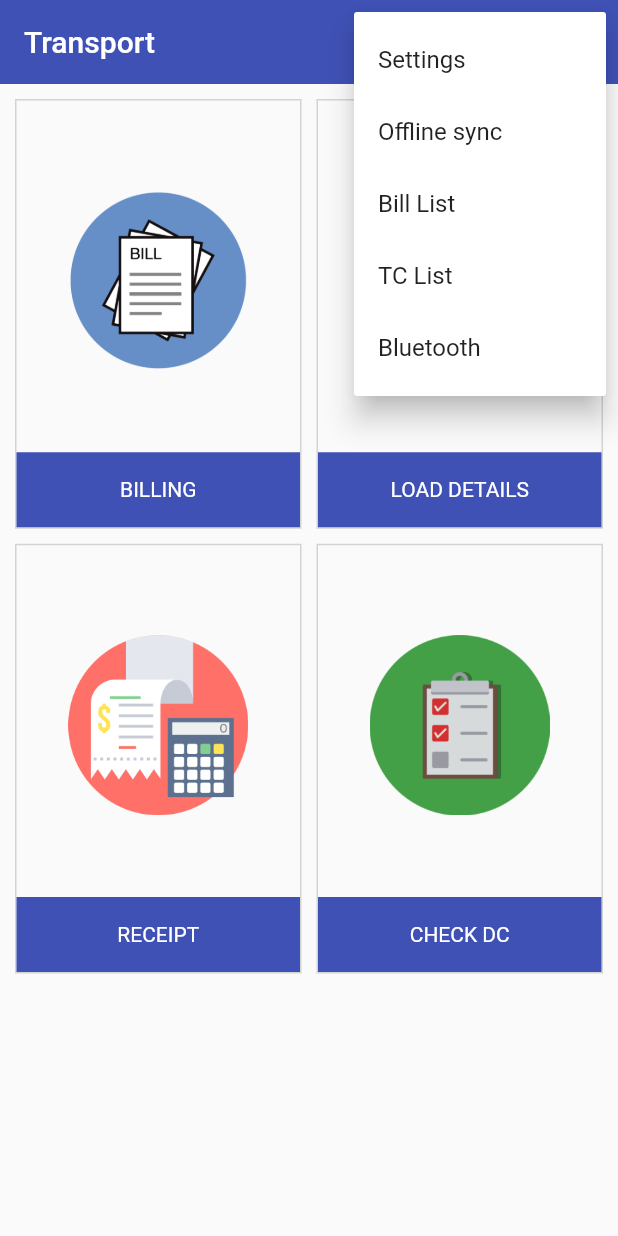
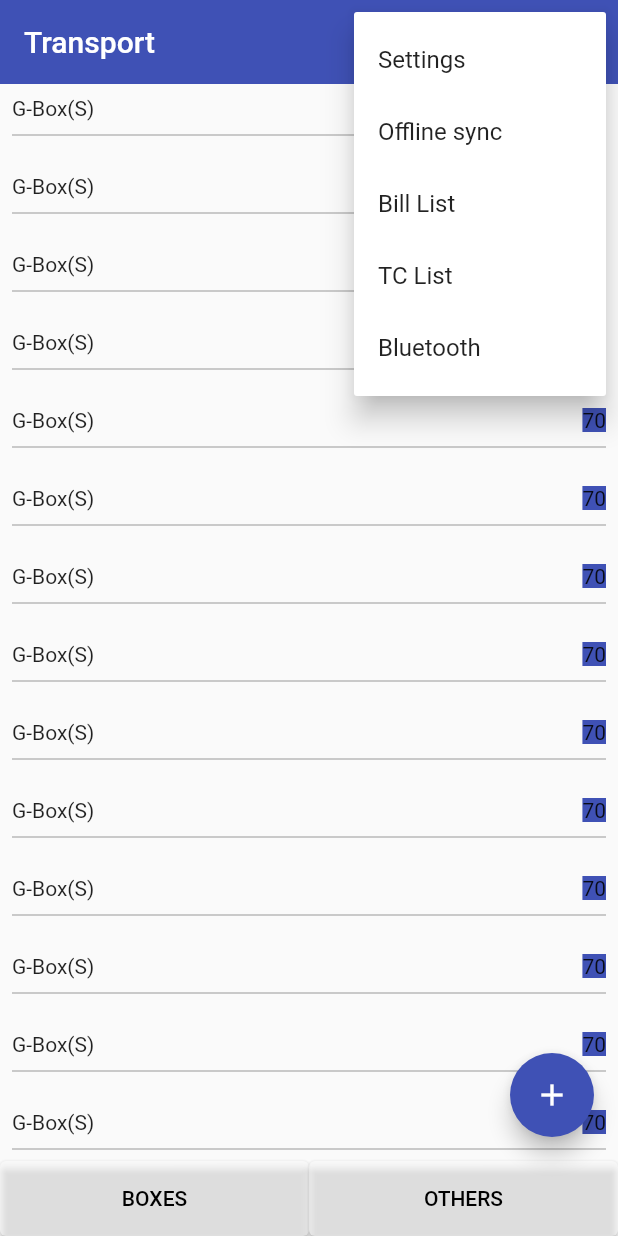
Before and after one commit to ojj18/Transport_app, a Flutter app: the DashboardScreen screen opened by its route, after a tap on the "more vert" icon, on a phone screen of 412 x 824 dp. Run offline on Flutter 3.47's test engine with Material 2 defaults, Android fonts, the phone set to English and light mode, and no system bars.

Commit message:
container

```diff
--- a/lib/Dashboard/dashboard_screen.dart
+++ b/lib/Dashboard/dashboard_screen.dart
@@ -1,5 +1,8 @@
+// ignore_for_file: prefer_const_constructors
+
 import 'package:flutter/material.dart';
 import 'package:transport_app/Billing/print_status_screen.dart';
+import 'package:transport_app/settings/settings_screen.dart';
 
 class DashboardScreen extends StatefulWidget {
   const DashboardScreen({Key? key}) : super(key: key);
@@ -22,9 +25,10 @@ class _DashboardScreenState extends State<DashboardScreen> {
         actions: [
           PopupMenuButton(
             onSelected: (value) {},
-            itemBuilder: (context) => const [
+            itemBuilder: (context) =>  [
               PopupMenuItem(
                 child: Text("Settings"),
+                value: Navigator.pushNamed(context, SettingsScreen.routeName),
               ),
               PopupMenuItem(
                 child: Text("Offline sync"),
--- a/lib/main.dart
+++ b/lib/main.dart
@@ -1,6 +1,7 @@
 import 'package:flutter/material.dart';
 import 'package:transport_app/Billing/print_status_screen.dart';
 import 'package:transport_app/Dashboard/dashboard_screen.dart';
+import 'package:transport_app/settings/settings_screen.dart';
 import '../Login/login_screen.dart';
 
 main() {
@@ -19,6 +20,8 @@ class MyApp extends StatelessWidget {
         LoginScreen.routeName: (context) => const LoginScreen(),
         DashboardScreen.routeName: (context) => const DashboardScreen(),
         PrintStatusScreen.routeName: (context) => const PrintStatusScreen(),
+        SettingsScreen.routeName:(context) =>  SettingsScreen()
+
       },
     );
   }
--- /dev/null
+++ b/lib/settings/settings_screen.dart
@@ -0,0 +1,92 @@
+
+
+
+import 'package:flutter/material.dart';
+import 'package:transport_app/settings/box-card.dart';
+import 'package:transport_app/settings/box_card_others.dart';
+import 'package:transport_app/widgets/Ts_button.dart';
+import 'package:transport_app/widgets/ts_container.dart';
+
+class SettingsScreen extends StatefulWidget {
+
+   const SettingsScreen({
+
+    Key? key,
+
+  }) : super(key: key);
+
+
+static String routeName = "/TsSettings";
+
+  @override
+  State<SettingsScreen> createState() => _SettingsScreenState();
+}
+
+class _SettingsScreenState extends State<SettingsScreen> {
+ bool others = false;
+
+  @override
+  Widget build(BuildContext context) {
+    return Scaffold(
+      appBar: AppBar(
+        automaticallyImplyLeading: false,
+        elevation: 0.0,
+        backgroundColor: const Color.fromRGBO(63, 81, 181, 1),
+        title: const Text('Transport'),
+      ),
+
+body:
+ ListView.builder
+  (
+  itemCount: 20,
+  itemBuilder: (BuildContext ctxt, int index) {
+   return  TsContainer(
+    onPressed: () {showDialog(
+                                context: context,
+                                builder: (BuildContext context) {
+                                  return  others==true ?   const BoxCardOthers(): const BoxCardWidget();
+                                });},);
+  }
+  ),
+   floatingActionButton: FloatingActionButton(
+        // isExtended: true,
+        child:const Icon(Icons.add),
+        backgroundColor:const  Color.fromRGBO(63, 81, 181, 1),
+        onPressed: () {
+
+        },
+      ),
+
+      bottomNavigationBar: Flex(
+        direction: Axis.horizontal,
+        children: [TsButton(
+            minWidth: MediaQuery.of(context).size.width*0.5,
+
+                    buttonText: "BOXES",
+                    buttonTextColor: Colors.black,
+                    buttonColor: Colors.white54,
+
+                    onPressed: () {
+
+                    },
+                  ),
+                 TsButton(
+
+                    buttonText: "OTHERS",
+                    minWidth: MediaQuery.of(context).size.width*0.5,
+                      buttonColor: Colors.white54,
+                       buttonTextColor: Colors.black,
+
+
+                    onPressed: () {
+                      others = true;
+
+                    },)],
+
+      ),
+
+
+    );
+
+  }
+}
--- a/lib/widgets/Ts_button.dart
+++ b/lib/widgets/Ts_button.dart
@@ -1,4 +1,3 @@
-import 'dart:ffi';
 
 import 'package:flutter/material.dart';
 
@@ -12,6 +11,7 @@ class TsButton extends StatelessWidget {
     this.maxWidth = double.infinity,
     this.minWidth = 100,
     this.onPressed,
+    this.buttonTextColor
   }) : super(key: key);
 
   final String? buttonText;
@@ -21,6 +21,7 @@ class TsButton extends StatelessWidget {
   final double? maxWidth;
   final double? minWidth;
   final VoidCallback? onPressed;
+  final Color?  buttonTextColor;
 
   @override
   Widget build(BuildContext context) {
@@ -33,7 +34,8 @@ class TsButton extends StatelessWidget {
       ),
       child: ElevatedButton(
         onPressed: onPressed,
-        child: Text(buttonText!),
+        child: Text(buttonText!,style: TextStyle(color:buttonTextColor ),
+        ),
         style: ButtonStyle(
           backgroundColor: MaterialStateProperty.all(buttonColor),
         ),
--- a/lib/widgets/Tstext_field.dart
+++ b/lib/widgets/Tstext_field.dart
@@ -24,6 +24,7 @@ class TsFormField extends StatelessWidget {
       mainAxisAlignment: MainAxisAlignment.start,
       crossAxisAlignment: CrossAxisAlignment.start,
       children: [
+        if(labelText != null)
         Text(
           labelText!,
           style: TextStyle(
@@ -36,6 +37,8 @@ class TsFormField extends StatelessWidget {
           color: Colors.white,
           height: 50,
           child: TextFormField(
+           // textAlign: TextAlign.center,
+           // textAlignVertical: TextAlignVertical.center,
             cursorColor: Colors.pinkAccent,
             cursorHeight: 30,
             cursorWidth: 2.0,
--- /dev/null
+++ b/lib/widgets/ts_container.dart
@@ -0,0 +1,42 @@
+
+import 'package:flutter/material.dart';
+
+class TsContainer extends StatelessWidget {
+
+  const TsContainer({ this.onPressed,
+    Key? key,
+
+  }) : super(key: key);
+
+  final VoidCallback? onPressed;
+
+  @override
+  Widget build(BuildContext context) {
+    return
+
+  Padding(
+          padding: const EdgeInsets.all(8.0),
+          child: InkWell(
+              child: Flex(direction: Axis.vertical,
+
+                children: [
+                  Flex(direction: Axis.horizontal,mainAxisAlignment: MainAxisAlignment.spaceBetween, children: [const Text("G-Box(S)"),
+                 Container(color: const Color.fromRGBO(63, 81, 181, 1),
+                  child:const Text("70"),),],),
+
+
+                const  Divider(
+
+    color: Colors.black26,
+    height: 20,
+    thickness: 1,
+)
+  ],),
+              onTap:onPressed,
+          ),
+        );
+
+
+
+  }
+}
```
Also changed, not shown: lib/settings/box-card.dart (added, +78 -0 lines), lib/settings/box_card_others.dart (added, +84 -0 lines).
